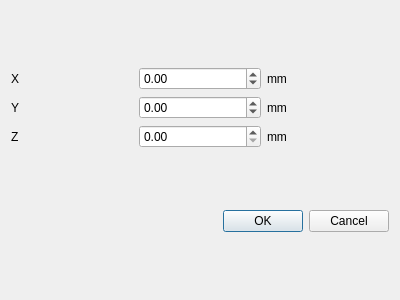
Before: the Qt Designer form gui/fluidics/ui_position1_settings.ui in NollmannLab/qudi-HiM, drawn with Qt 5.
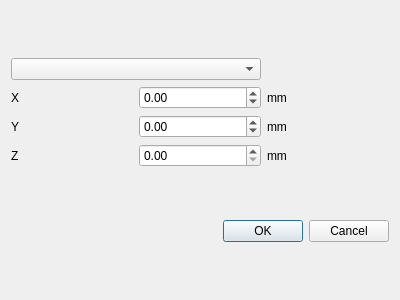
After: the same form once the commit is applied.

Commit message: Add comboBox for tube selection

```diff
--- a/gui/fluidics/ui_position1_settings.ui
+++ b/gui/fluidics/ui_position1_settings.ui
@@ -16,75 +16,78 @@
   <layout class="QVBoxLayout" name="verticalLayout">
    <item>
     <layout class="QGridLayout" name="gridLayout">
-     <item row="2" column="1">
-      <widget class="QDoubleSpinBox" name="z_pos_DSpinBox">
-       <property name="maximum">
-        <double>100.000000000000000</double>
-       </property>
-      </widget>
-     </item>
-     <item row="0" column="0">
-      <widget class="QLabel" name="label">
-       <property name="text">
-        <string>X</string>
-       </property>
-      </widget>
-     </item>
      <item row="2" column="0">
-      <widget class="QLabel" name="label_3">
-       <property name="text">
-        <string>Z</string>
-       </property>
-      </widget>
-     </item>
-     <item row="0" column="1">
-      <widget class="QDoubleSpinBox" name="x_pos_DSpinBox">
-       <property name="minimum">
-        <double>-100.000000000000000</double>
-       </property>
-       <property name="maximum">
-        <double>100.000000000000000</double>
-       </property>
-      </widget>
-     </item>
-     <item row="1" column="0">
       <widget class="QLabel" name="label_2">
        <property name="text">
         <string>Y</string>
        </property>
       </widget>
      </item>
-     <item row="1" column="1">
-      <widget class="QDoubleSpinBox" name="y_pos_DSpinBox">
-       <property name="minimum">
-        <double>-100.000000000000000</double>
+     <item row="1" column="0">
+      <widget class="QLabel" name="label">
+       <property name="text">
+        <string>X</string>
        </property>
+      </widget>
+     </item>
+     <item row="3" column="1">
+      <widget class="QDoubleSpinBox" name="z_pos_DSpinBox">
        <property name="maximum">
         <double>100.000000000000000</double>
        </property>
       </widget>
      </item>
-     <item row="0" column="2">
-      <widget class="QLabel" name="label_4">
-       <property name="text">
-        <string>mm</string>
-       </property>
-      </widget>
-     </item>
-     <item row="1" column="2">
-      <widget class="QLabel" name="label_5">
-       <property name="text">
-        <string>mm</string>
-       </property>
-      </widget>
-     </item>
      <item row="2" column="2">
+      <widget class="QLabel" name="label_5">
+       <property name="text">
+        <string>mm</string>
+       </property>
+      </widget>
+     </item>
+     <item row="3" column="2">
       <widget class="QLabel" name="label_6">
        <property name="text">
         <string>mm</string>
        </property>
       </widget>
      </item>
+     <item row="1" column="2">
+      <widget class="QLabel" name="label_4">
+       <property name="text">
+        <string>mm</string>
+       </property>
+      </widget>
+     </item>
+     <item row="1" column="1">
+      <widget class="QDoubleSpinBox" name="x_pos_DSpinBox">
+       <property name="minimum">
+        <double>-100.000000000000000</double>
+       </property>
+       <property name="maximum">
+        <double>100.000000000000000</double>
+       </property>
+      </widget>
+     </item>
+     <item row="2" column="1">
+      <widget class="QDoubleSpinBox" name="y_pos_DSpinBox">
+       <property name="minimum">
+        <double>-100.000000000000000</double>
+       </property>
+       <property name="maximum">
+        <double>100.000000000000000</double>
+       </property>
+      </widget>
+     </item>
+     <item row="3" column="0">
+      <widget class="QLabel" name="label_3">
+       <property name="text">
+        <string>Z</string>
+       </property>
+      </widget>
+     </item>
+     <item row="0" column="0" colspan="2">
+      <widget class="QComboBox" name="Tube_comboBox"/>
+     </item>
     </layout>
    </item>
    <item>
```
